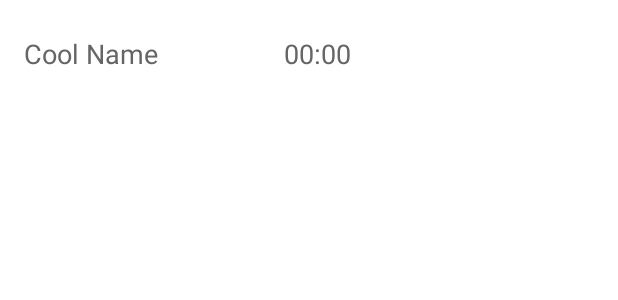
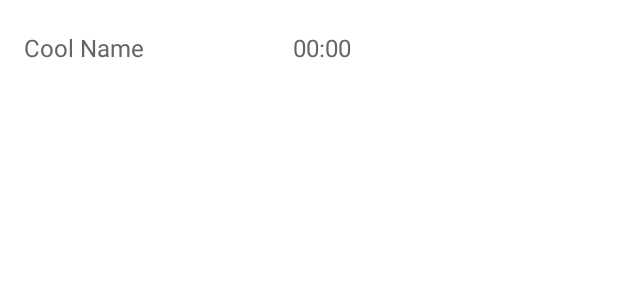
Before and after one commit to xiprox/HorribleSubs-Schedule, an Android app: the layout item_schedule_item.xml on its own in the app's theme, with its tools: preview values and no code run, on a phone screen of 412 x 824 dp. Shown: the top 300 px of the screen. Run offline under Robolectric (Android 15) with nearby library versions, the light colour scheme and no system bars.

Commit message:
Decrease item height and text sizes

```diff
--- a/app/src/main/res/layout/item_schedule_item.xml
+++ b/app/src/main/res/layout/item_schedule_item.xml
@@ -2,9 +2,9 @@
 
 <RelativeLayout xmlns:android="http://schemas.android.com/apk/res/android"
     android:layout_width="250dp"
-    android:layout_height="72dp"
+    android:layout_height="64dp"
     android:background="@android:color/white"
-    android:minHeight="72dp"
+    android:minHeight="64dp"
     android:minWidth="250dp">
 
     <TextView
@@ -17,8 +17,8 @@
         android:ellipsize="marquee"
         android:maxLines="1"
         android:text="Cool Name"
-        android:textAppearance="@android:style/TextAppearance.Medium"
-        android:textColor="@color/text_gray" />
+        android:textColor="@color/text_gray"
+        android:textSize="16sp" />
 
     <TextView
         android:id="@+id/item_schedule_anime_release_time"
@@ -29,7 +29,7 @@
         android:layout_marginRight="16dp"
         android:maxLines="1"
         android:text="00:00"
-        android:textAppearance="@android:style/TextAppearance.Medium"
-        android:textColor="@color/text_gray" />
+        android:textColor="@color/text_gray"
+        android:textSize="16sp" />
 
 </RelativeLayout>
```
